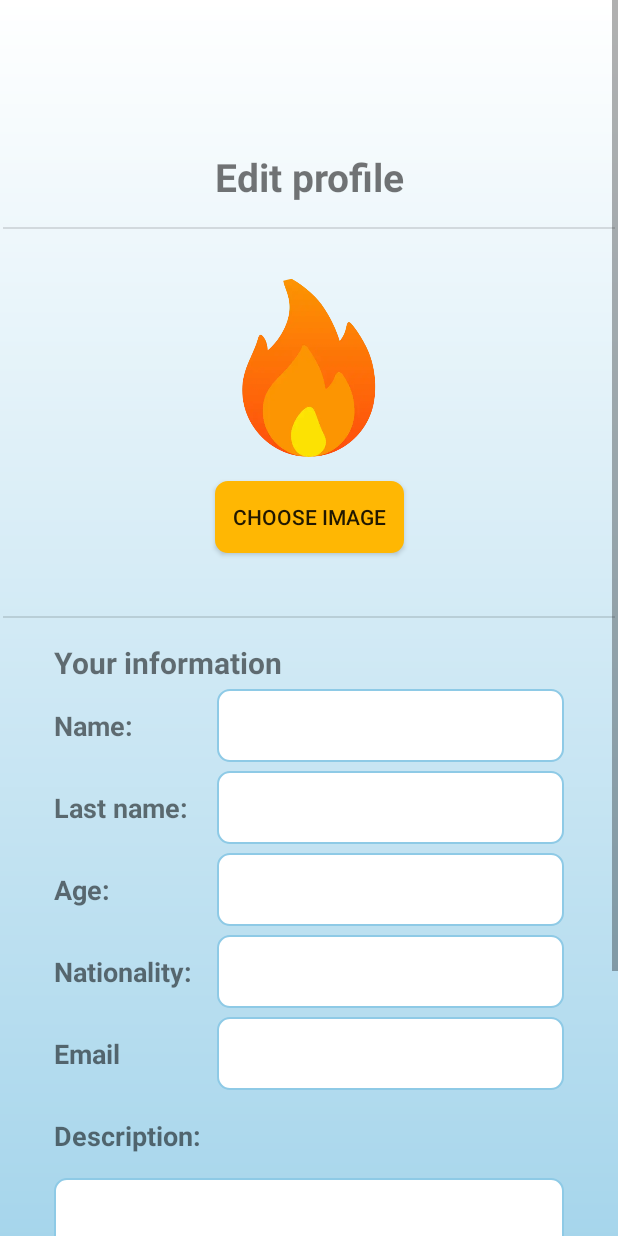
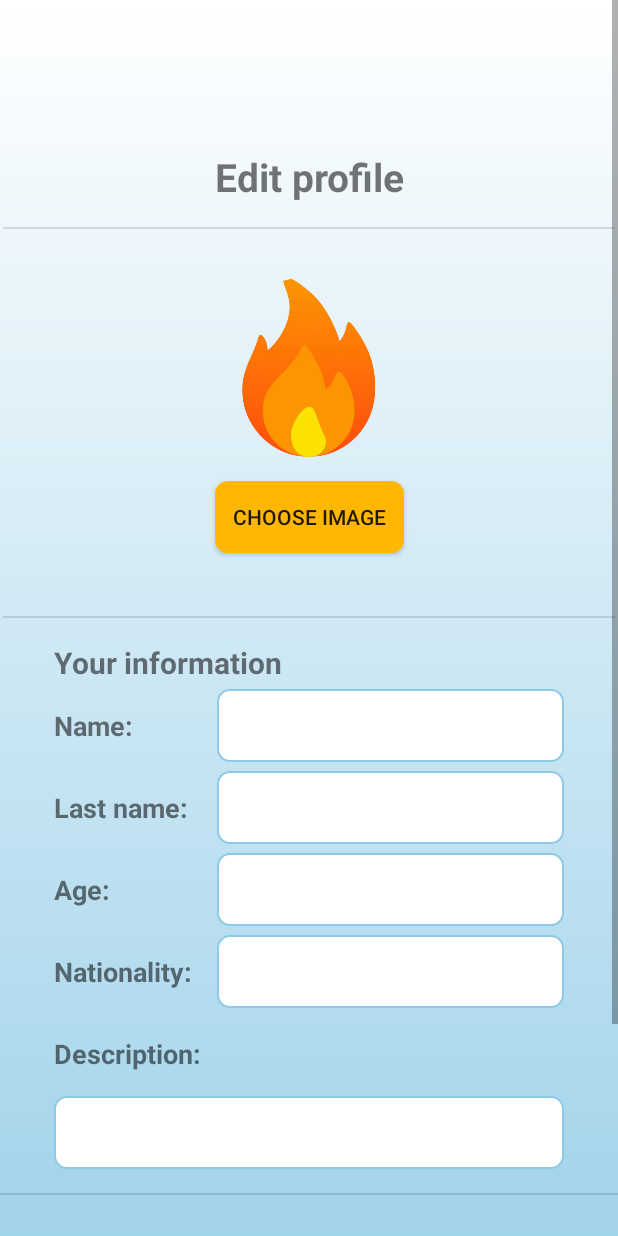
Before and after one commit to danilo2420/FireBnB, an Android app: the EditProfileFragment screen opened through its navigation route, on a phone screen of 412 x 824 dp. Run offline under Robolectric (Android 15) with nearby library versions, the phone set to English and light mode, and no system bars; our stand-ins replace navigation-ui; 8 statements that could not run were skipped.

Commit message:
Final commit

```diff
--- a/front/app/src/main/java/com/example/firebnb/view/RegisterFragment.kt
+++ b/front/app/src/main/java/com/example/firebnb/view/RegisterFragment.kt
@@ -114,7 +114,7 @@ class RegisterFragment : Fragment() {
 
     fun createUserFromInput(): User? {
         val name = binding.edtName.text.toString()
-        val lastName = binding.edtName.text.toString()
+        val lastName = binding.edtLastname.text.toString()
         val age = binding.edtAge.text.toString()
         val nationality = binding.edtNationality.text.toString()
         val email = binding.edtEmail.text.toString()
--- a/front/app/src/main/java/com/example/firebnb/view/RentalDetailFragment.kt
+++ b/front/app/src/main/java/com/example/firebnb/view/RentalDetailFragment.kt
@@ -74,7 +74,7 @@ class RentalDetailFragment : Fragment() {
         binding.apply {
             txtRentalDetailStartDate.setText("Arrival date: ${renting.start_date}")
             txtRentalDetailEndDate.setText("End date: ${renting.end_date}")
-            txtRentalDetailPrice.setText("Price: ${renting.total_price}$/night")
+            txtRentalDetailPrice.setText("Price: ${renting.total_price}")
             txtRentalDetailPlaceName.setText(this@RentalDetailFragment.placeWithImage.place.name)
             imageView4.setImage(this@RentalDetailFragment.placeWithImage.image?.img)
         }
--- a/front/app/src/main/res/layout/fragment_edit_profile.xml
+++ b/front/app/src/main/res/layout/fragment_edit_profile.xml
@@ -79,7 +79,7 @@
             android:textSize="18sp"
             android:textStyle="bold"
             app:layout_constraintStart_toStartOf="@+id/guideline"
-            app:layout_constraintTop_toBottomOf="@+id/textView12" />
+            app:layout_constraintTop_toBottomOf="@+id/textView9" />
 
         <Button
             android:id="@+id/btnSave"
@@ -170,31 +170,6 @@
             app:layout_constraintEnd_toStartOf="@+id/guideline9"
             app:layout_constraintStart_toStartOf="@+id/guideline8"
             app:layout_constraintTop_toTopOf="@+id/textView8" />
-
-        <EditText
-            android:id="@+id/edtEmail2"
-            android:layout_width="0dp"
-            android:layout_height="wrap_content"
-            android:ems="10"
-            android:inputType="text"
-            android:textSize="18sp"
-            android:background="@drawable/rounded_corner"
-            android:padding="12dp"
-            app:layout_constraintBottom_toBottomOf="@+id/textView12"
-            app:layout_constraintEnd_toStartOf="@+id/guideline9"
-            app:layout_constraintStart_toStartOf="@+id/guideline8"
-            app:layout_constraintTop_toTopOf="@+id/textView12" />
-
-        <TextView
-            android:id="@+id/textView12"
-            android:layout_width="wrap_content"
-            android:layout_height="wrap_content"
-            android:layout_marginTop="30dp"
-            android:text="Email"
-            android:textSize="18sp"
-            android:textStyle="bold"
-            app:layout_constraintStart_toStartOf="@+id/guideline"
-            app:layout_constraintTop_toBottomOf="@+id/textView9" />
 
         <Button
             android:id="@+id/btnDeleteProfile"
```
Also changed, not shown: front/app/src/main/java/com/example/firebnb/view/EditProfileFragment.kt (+6 -16 lines).
